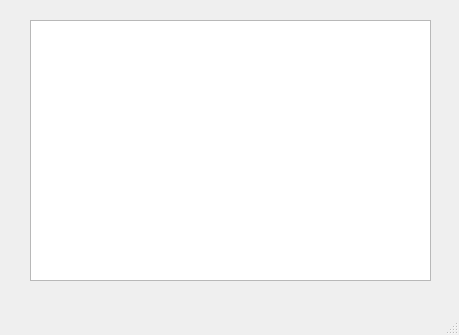
MaaHuu221/CS4076-Project, file CS4076Project/mainwindow.ui: the form before one commit.
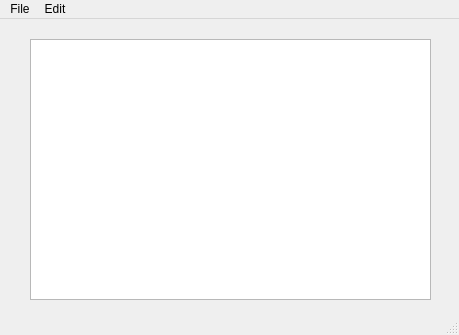
The form after the commit.

Diff of the .ui file:
```diff
--- a/CS4076Project/mainwindow.ui
+++ b/CS4076Project/mainwindow.ui
@@ -39,6 +39,27 @@
      <height>21</height>
     </rect>
    </property>
+   <widget class="QMenu" name="menuFile">
+    <property name="title">
+     <string>File</string>
+    </property>
+    <addaction name="actionNew"/>
+    <addaction name="actionOpen"/>
+    <addaction name="actionSave_As"/>
+    <addaction name="actionPrint"/>
+   </widget>
+   <widget class="QMenu" name="menuEdit">
+    <property name="title">
+     <string>Edit</string>
+    </property>
+    <addaction name="actionCopy"/>
+    <addaction name="actionPaste"/>
+    <addaction name="actionCut"/>
+    <addaction name="actionUndo"/>
+    <addaction name="actionRedo"/>
+   </widget>
+   <addaction name="menuFile"/>
+   <addaction name="menuEdit"/>
   </widget>
   <widget class="QStatusBar" name="statusbar"/>
  </widget>
```
Left out of the diff: 45 changed lines with no effect on the pictures.
